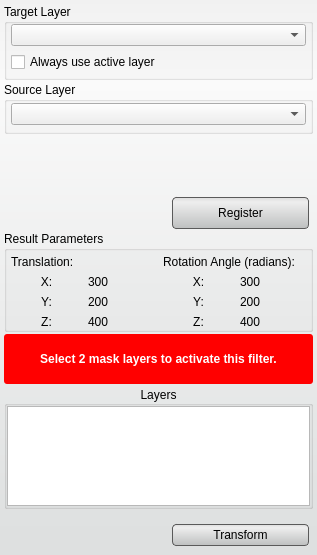
Qt form src/Interface/ToolInterface/PointSetFilterInterface.ui (SCIInstitute/Seg3D) before a commit.
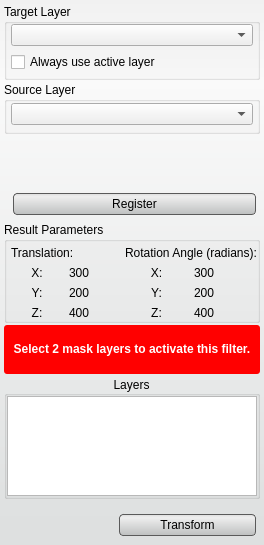
The same form after that commit. Custom widgets are drawn as their Qt base class.

Commit message: ui fixes for some tools, mac compilation issue fix

What changed in the file:
```diff
--- a/src/Interface/ToolInterface/PointSetFilterInterface.ui
+++ b/src/Interface/ToolInterface/PointSetFilterInterface.ui
@@ -6,8 +6,8 @@
    <rect>
     <x>0</x>
     <y>0</y>
-    <width>317</width>
-    <height>555</height>
+    <width>264</width>
+    <height>545</height>
    </rect>
   </property>
   <property name="sizePolicy">
@@ -199,7 +199,7 @@
      <property name="minimumSize">
       <size>
        <width>0</width>
-       <height>40</height>
+       <height>32</height>
       </size>
      </property>
      <property name="maximumSize">
@@ -217,11 +217,8 @@
         <property name="orientation">
          <enum>Qt::Horizontal</enum>
         </property>
-        <property name="sizeHint" stdset="0">
-         <size>
-          <width>137</width>
-          <height>13</height>
-         </size>
+        <property name="sizeType">
+         <enum>QSizePolicy::Preferred</enum>
         </property>
        </spacer>
       </item>
@@ -235,7 +232,13 @@
         </property>
         <property name="minimumSize">
          <size>
-          <width>145</width>
+          <width>0</width>
+          <height>30</height>
+         </size>
+        </property>
+        <property name="maximumSize">
+         <size>
+          <width>16777215</width>
           <height>30</height>
          </size>
         </property>
@@ -578,6 +581,9 @@
         <property name="frameShape">
          <enum>QFrame::StyledPanel</enum>
         </property>
+        <property name="alternatingRowColors">
+         <bool>true</bool>
+        </property>
         <property name="selectionMode">
          <enum>QAbstractItemView::MultiSelection</enum>
         </property>
```
The commit also changes 6 other files.
